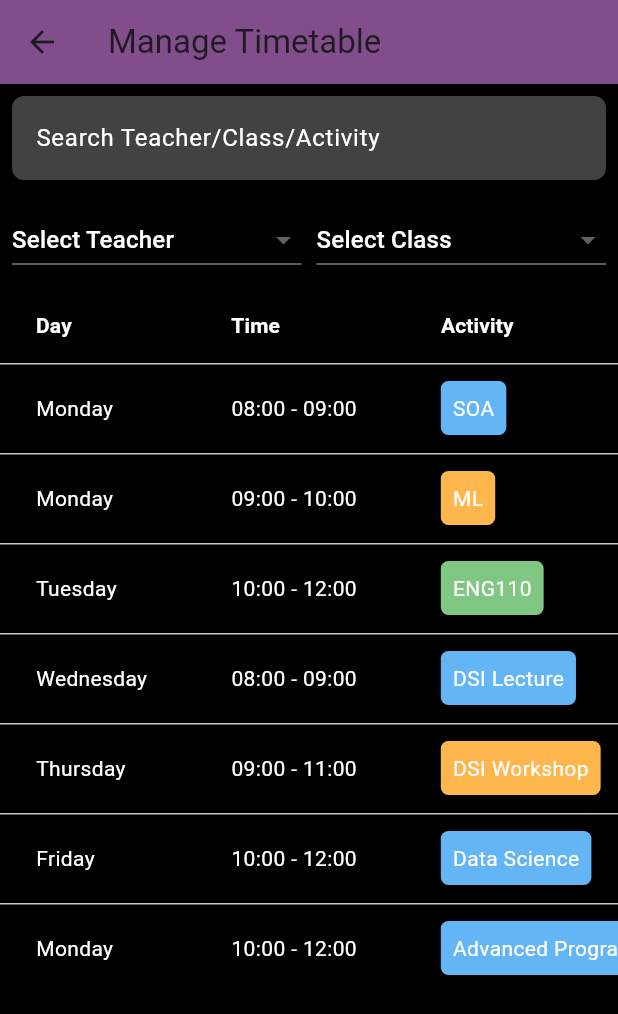
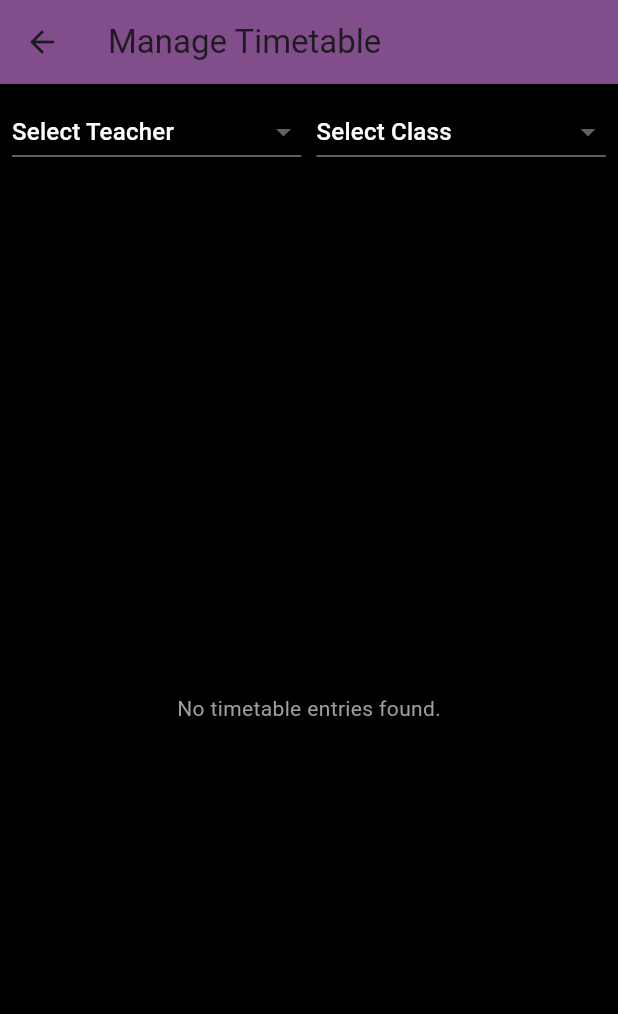
Before and after one commit to MAY55A/SMARN-FET, a Flutter app: the ManageTimetable screen opened directly, on a phone screen of 412 x 824 dp. Shown: the top 1014 px of the screen. Run offline on Flutter 3.47's test engine with Material 3 defaults, Android fonts, the phone set to English and light mode, and no system bars; our stand-ins replace cloud_functions, firebase_auth, firebase_core; accounts and stored records are empty.

Commit message:
manage tables

```diff
--- a/lib/pages/Admin/Manage Tables/manage_timetable.dart
+++ b/lib/pages/Admin/Manage Tables/manage_timetable.dart
@@ -74,7 +74,6 @@ class _ManageTimetableState extends State<ManageTimetable> {
     },
   ];
 
-  String searchText = '';
   String? selectedTeacher;
   String? selectedClass;
 
@@ -95,30 +94,25 @@ class _ManageTimetableState extends State<ManageTimetable> {
 
   @override
   Widget build(BuildContext context) {
+    // Filter by teacher or class
     List<Map<String, dynamic>> filteredTimetable = timetable.where((entry) {
       bool matchesTeacher =
           selectedTeacher == null || entry['teacher'] == selectedTeacher;
       bool matchesClass =
           selectedClass == null || entry['class'] == selectedClass;
-      bool matchesSearch = entry['activity']
-              .toLowerCase()
-              .contains(searchText.toLowerCase()) ||
-          entry['teacher'].toLowerCase().contains(searchText.toLowerCase()) ||
-          entry['room'].toLowerCase().contains(searchText.toLowerCase()) ||
-          entry['day'].toLowerCase().contains(searchText.toLowerCase());
-      return matchesTeacher && matchesClass && matchesSearch;
+      return matchesTeacher && matchesClass;
     }).toList();
 
-    // Group timetable by teacher
-    Map<String, List<Map<String, dynamic>>> groupedByTeacher = {};
+    // Group timetable by teacher or class
+    Map<String, List<Map<String, dynamic>>> groupedByKey = {};
+    if (selectedTeacher != null) {
       for (var entry in filteredTimetable) {
-      groupedByTeacher.putIfAbsent(entry['teacher'], () => []).add(entry);
+        groupedByKey.putIfAbsent(entry['day'], () => []).add(entry);
       }
-
-    // Group timetable by class
-    Map<String, List<Map<String, dynamic>>> groupedByClass = {};
+    } else if (selectedClass != null) {
       for (var entry in filteredTimetable) {
-      groupedByClass.putIfAbsent(entry['class'], () => []).add(entry);
+        groupedByKey.putIfAbsent(entry['day'], () => []).add(entry);
+      }
     }
 
     return Scaffold(
@@ -130,28 +124,6 @@ class _ManageTimetableState extends State<ManageTimetable> {
         color: const Color.fromARGB(255, 0, 0, 0),
         child: Column(
           children: [
-            // Search bar
-            Padding(
-              padding: const EdgeInsets.all(8.0),
-              child: TextField(
-                onChanged: (value) {
-                  setState(() {
-                    searchText = value;
-                  });
-                },
-                decoration: InputDecoration(
-                  labelText: 'Search Teacher/Class/Activity',
-                  labelStyle: const TextStyle(color: Colors.white),
-                  filled: true,
-                  fillColor: Colors.grey.shade800,
-                  border: OutlineInputBorder(
-                    borderRadius: BorderRadius.circular(8),
-                    borderSide: BorderSide.none,
-                  ),
-                ),
-                style: const TextStyle(color: Colors.white),
-              ),
-            ),
             // Dropdowns to select teacher or class
             Padding(
               padding: const EdgeInsets.all(8.0),
@@ -167,7 +139,7 @@ class _ManageTimetableState extends State<ManageTimetable> {
                       onChanged: (value) {
                         setState(() {
                           selectedTeacher = value;
-                          selectedClass = null; // Reset the class selection
+                          selectedClass = null; // Reset class selection
                         });
                       },
                       items: teachers.map((teacher) {
@@ -191,7 +163,7 @@ class _ManageTimetableState extends State<ManageTimetable> {
                       onChanged: (value) {
                         setState(() {
                           selectedClass = value;
-                          selectedTeacher = null; // Reset the teacher selection
+                          selectedTeacher = null; // Reset teacher selection
                         });
                       },
                       items: classes.map((className) {
@@ -207,129 +179,59 @@ class _ManageTimetableState extends State<ManageTimetable> {
                 ],
               ),
             ),
-            // Display timetable for selected teacher or class
+            // Display timetable grouped by teacher or class
             Expanded(
-              child: filteredTimetable.isNotEmpty
-                  ? SingleChildScrollView(
-                      scrollDirection: Axis.horizontal,
-                      child: DataTable(
-                        headingRowHeight: 50,
-                        dataRowHeight: 60,
-                        columns: selectedTeacher != null
-                            ? const [
-                                DataColumn(
-                                    label: Text('Day',
-                                        style: TextStyle(
+              child: groupedByKey.isNotEmpty
+                  ? ListView.builder(
+                      itemCount: groupedByKey.keys.length,
+                      itemBuilder: (context, index) {
+                        String key = groupedByKey.keys.elementAt(index);
+                        List<Map<String, dynamic>> entries = groupedByKey[key]!;
+                        return Card(
+                          color: Colors.grey.shade900,
+                          margin: const EdgeInsets.all(8.0),
+                          child: Padding(
+                            padding: const EdgeInsets.all(8.0),
+                            child: Column(
+                              crossAxisAlignment: CrossAxisAlignment.start,
+                              children: [
+                                Text(
+                                  "$key:",
+                                  style: const TextStyle(
                                     color: Colors.white,
-                                            fontWeight: FontWeight.bold))),
-                                DataColumn(
-                                    label: Text('Time',
-                                        style: TextStyle(
-                                            color: Colors.white,
-                                            fontWeight: FontWeight.bold))),
-                                DataColumn(
-                                    label: Text('Activity',
-                                        style: TextStyle(
-                                            color: Colors.white,
-                                            fontWeight: FontWeight.bold))),
-                                DataColumn(
-                                    label: Text('Room',
-                                        style: TextStyle(
-                                            color: Colors.white,
-                                            fontWeight: FontWeight.bold))),
-                                DataColumn(
-                                    label: Text('Class',
-                                        style: TextStyle(
-                                            color: Colors.white,
-                                            fontWeight: FontWeight.bold))),
-                              ]
-                            : const [
-                                DataColumn(
-                                    label: Text('Day',
-                                        style: TextStyle(
-                                            color: Colors.white,
-                                            fontWeight: FontWeight.bold))),
-                                DataColumn(
-                                    label: Text('Time',
-                                        style: TextStyle(
-                                            color: Colors.white,
-                                            fontWeight: FontWeight.bold))),
-                                DataColumn(
-                                    label: Text('Activity',
-                                        style: TextStyle(
-                                            color: Colors.white,
-                                            fontWeight: FontWeight.bold))),
-                                DataColumn(
-                                    label: Text('Room',
-                                        style: TextStyle(
-                                            color: Colors.white,
-                                            fontWeight: FontWeight.bold))),
-                                DataColumn(
-                                    label: Text('Teacher',
-                                        style: TextStyle(
-                                            color: Colors.white,
-                                            fontWeight: FontWeight.bold))),
-                              ],
-                        rows: filteredTimetable.map((entry) {
-                          return DataRow(
-                            cells: selectedTeacher != null
-                                ? [
-                                    DataCell(Text(entry['day'],
-                                        style: const TextStyle(
-                                            color: Colors.white))),
-                                    DataCell(Text(entry['time'],
-                                        style: const TextStyle(
-                                            color: Colors.white))),
-                                    DataCell(
-                                      Container(
-                                        padding: const EdgeInsets.all(8.0),
-                                        decoration: BoxDecoration(
-                                          color: activityColors[entry['type']],
-                                          borderRadius:
-                                              BorderRadius.circular(5),
-                                        ),
-                                        child: Text(entry['activity'],
-                                            style: const TextStyle(
-                                                color: Colors.white)),
+                                    fontWeight: FontWeight.bold,
+                                    fontSize: 18,
                                   ),
                                 ),
-                                    DataCell(Text(entry['room'],
+                                const SizedBox(height: 8),
+                                Column(
+                                  children: entries.map((entry) {
+                                    return ListTile(
+                                      title: Text(
+                                        entry['activity'],
                                         style: const TextStyle(
-                                            color: Colors.white))),
-                                    DataCell(Text(entry['class'],
-                                        style: const TextStyle(
-                                            color: Colors.white))),
-                                  ]
-                                : [
-                                    DataCell(Text(entry['day'],
-                                        style: const TextStyle(
-                                            color: Colors.white))),
-                                    DataCell(Text(entry['time'],
-                                        style: const TextStyle(
-                                            color: Colors.white))),
-                                    DataCell(
-                                      Container(
-                                        padding: const EdgeInsets.all(8.0),
-                                        decoration: BoxDecoration(
+                                            color: Colors.white),
+                                      ),
+                                      subtitle: Text(
+                                        "Time: ${entry['time']}\nRoom: ${entry['room']}",
+                                        style:
+                                            const TextStyle(color: Colors.grey),
+                                      ),
+                                      trailing: Text(
+                                        entry['type'],
+                                        style: TextStyle(
                                           color: activityColors[entry['type']],
-                                          borderRadius:
-                                              BorderRadius.circular(5),
-                                        ),
-                                        child: Text(entry['activity'],
-                                            style: const TextStyle(
-                                                color: Colors.white)),
+                                          fontWeight: FontWeight.bold,
                                         ),
                                       ),
-                                    DataCell(Text(entry['room'],
-                                        style: const TextStyle(
-                                            color: Colors.white))),
-                                    DataCell(Text(entry['teacher'],
-                                        style: const TextStyle(
-                                            color: Colors.white))),
-                                  ],
                                     );
                                   }).toList(),
                                 ),
+                              ],
+                            ),
+                          ),
+                        );
+                      },
                     )
                   : const Center(
                       child: Text(
```
Also changed, not shown: firebase.json, pubspec.lock, 2 other files. Lines whose indentation alone changed are shown as unchanged.
